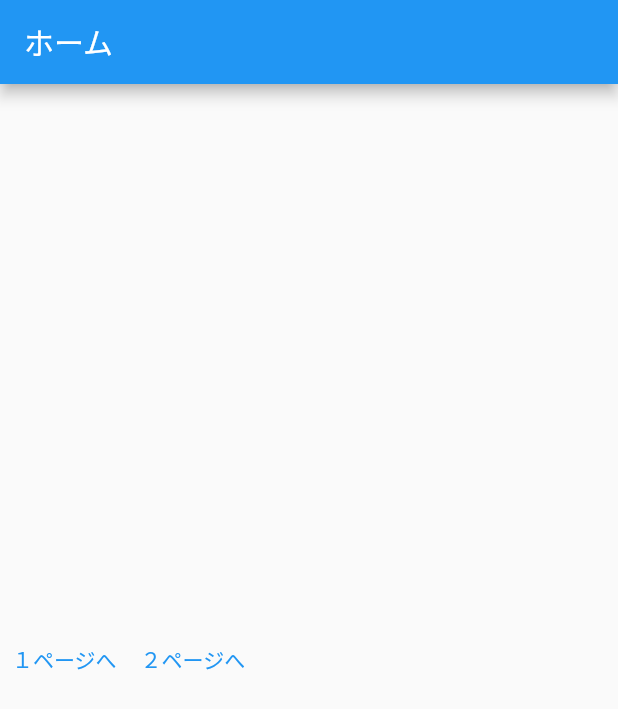
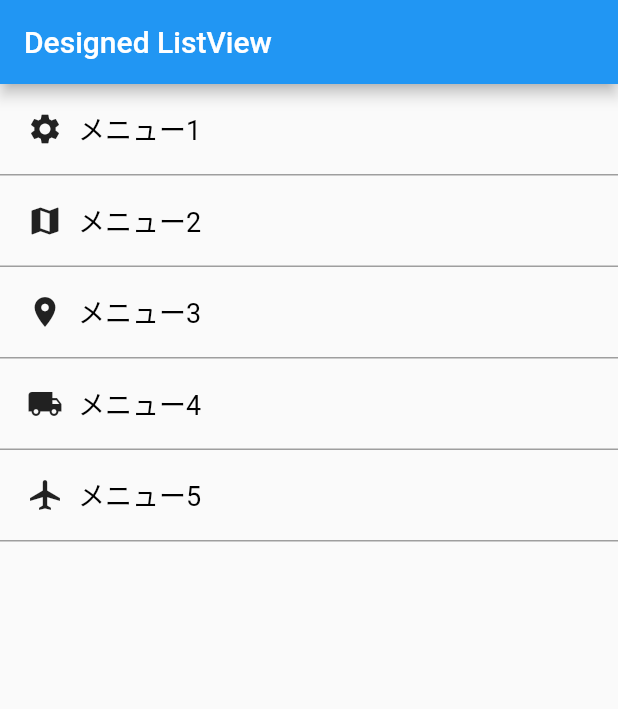
Before and after one commit to nouzui2007/flutter_list_view, a Flutter app: the screen it shows after launch, on a phone screen of 412 x 824 dp. Shown: the top 709 px of the screen. Run offline on Flutter 3.47's test engine with Material 2 defaults, Android fonts, the phone set to English and light mode, and no system bars.

Commit message:
デザインをつけたリストビュー

```diff
--- a/lib/main.dart
+++ b/lib/main.dart
@@ -10,6 +10,8 @@ class MyApp extends StatelessWidget {
   // This widget is the root of your application.
   @override
   Widget build(BuildContext context) {
+    const simpleStringData = ["item0", "item1", "item2", "item3"];
+
     return MaterialApp(
       title: 'ListView Demo',
       theme: ThemeData(
@@ -17,8 +19,10 @@ class MyApp extends StatelessWidget {
       ),
       initialRoute: '/',
       routes: {
-        '/': (context) => const Home(),
-        '/simple': (context) => const ListViewSimple(data: [Text("item0"), Text("item1"), Text("item2")]),
+        // '/': (context) => const Home(),
+        '/': (context) => const DesignedListView(),
+        '/simple': (context) => const ListViewSimple(data: simpleStringData),
+        '/designed': (context) => const DesignedListView(),
       },
     );
   }
@@ -63,14 +67,72 @@ class Home extends StatelessWidget {
 class ListViewSimple extends StatelessWidget {
   const ListViewSimple({Key? key, required this.data}) : super(key: key);
 
-  final List<Widget> data;
+  final List<String> data;
+
+  @override
+  Widget build(BuildContext context) {
+    var widgets = data.map((v) => Text(v)).toList();
+    return Scaffold(
+      appBar: AppBar(
+        title: const Text('Simple ListView'),
+      ),
+        body: ListView(
+            children: widgets
+        ),
+    );
+  }
+}
+
+/*
+
+ */
+class DesignedListView extends StatelessWidget {
+  const DesignedListView({Key? key}) : super(key: key);
 
   @override
   Widget build(BuildContext context) {
     return Scaffold(
+        appBar: AppBar(
+          title: const Text('Designed ListView'),
+        ),
         body: ListView(
-            children: data
+            children: [
+              _menuItem("メニュー1", const Icon(Icons.settings)),
+              _menuItem("メニュー2", const Icon(Icons.map)),
+              _menuItem("メニュー3", const Icon(Icons.room)),
+              _menuItem("メニュー4", const Icon(Icons.local_shipping)),
+              _menuItem("メニュー5", const Icon(Icons.airplanemode_active)),
+            ]
         ),
     );
   }
+
+  Widget _menuItem(String title, Icon icon) {
+    return GestureDetector(
+      child:Container(
+          padding: EdgeInsets.all(8.0),
+          decoration: new BoxDecoration(
+              border: new Border(bottom: BorderSide(width: 1.0, color: Colors.grey))
+          ),
+          child: Row(
+            children: <Widget>[
+              Container(
+                margin: EdgeInsets.all(10.0),
+                child:icon,
+              ),
+              Text(
+                title,
+                style: TextStyle(
+                    color:Colors.black,
+                    fontSize: 18.0
+                ),
+              ),
+            ],
+          )
+      ),
+      onTap: () {
+        print("onTap called.");
+      },
+    );
+  }
 }
```
